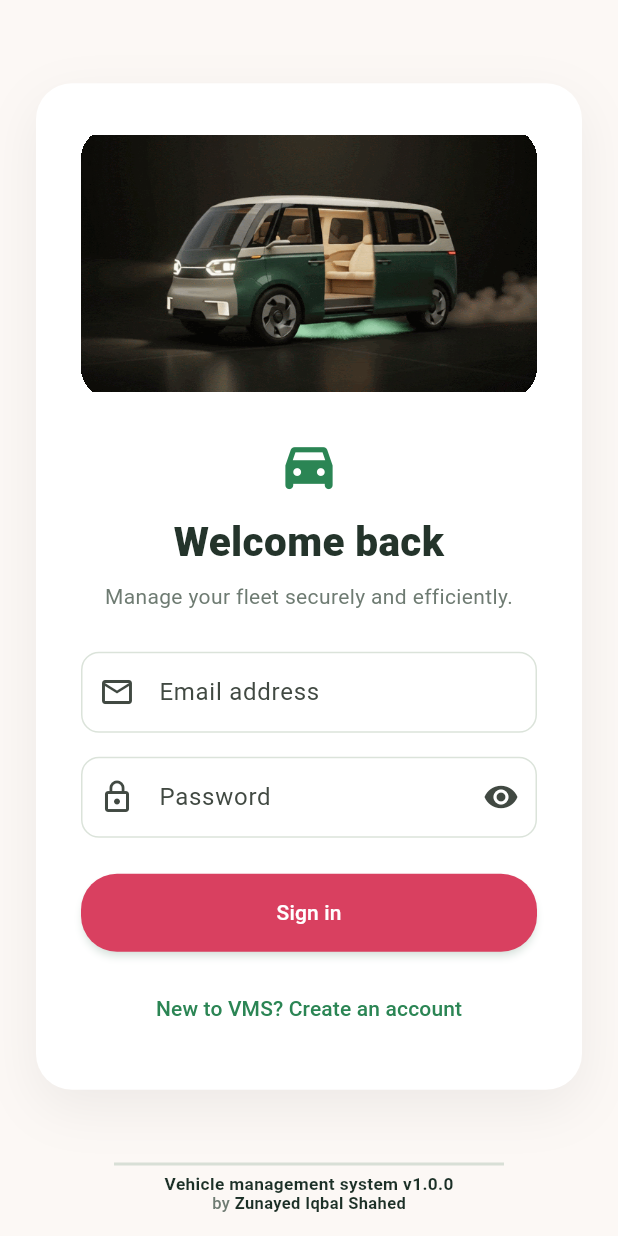
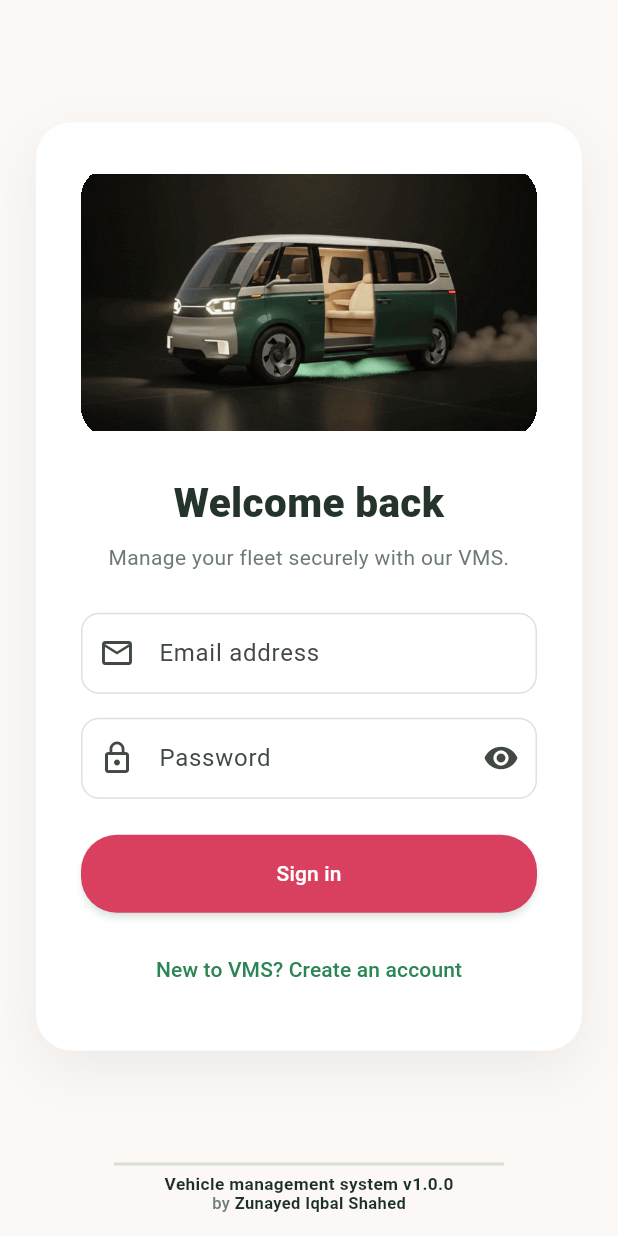
Before and after one commit to zishahed/Stark-Group-VMS, a Flutter app: the screen it shows after launch, on a phone screen of 412 x 824 dp. Run offline on Flutter 3.47's test engine with Material 3 defaults, Android fonts, the phone set to English and light mode, and no system bars; our stand-ins replace google_fonts, material_ui.

Commit message:
remove car logo from login page

```diff
--- a/frontend/lib/screens.dart
+++ b/frontend/lib/screens.dart
@@ -302,12 +302,6 @@ class _AuthScreenState extends State<AuthScreen>
       child: Column(
         crossAxisAlignment: CrossAxisAlignment.stretch,
         children: [
-          const Icon(
-            Icons.directions_car_filled_rounded,
-            color: forest,
-            size: 42,
-          ),
-          const SizedBox(height: 10),
           Text(
             registering ? 'Create an account' : 'Welcome back',
             textAlign: TextAlign.center,
@@ -315,7 +309,7 @@ class _AuthScreenState extends State<AuthScreen>
           ),
           const SizedBox(height: 7),
           const Text(
-            'Manage your fleet securely and efficiently.',
+            'Manage your fleet securely with our VMS.',
             textAlign: TextAlign.center,
             style: TextStyle(color: _muted),
           ),
```
